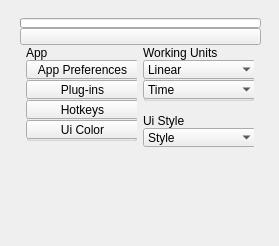
Old version of the form ui/1_base_menus/2_sub_menus/3_main_menus/preferences.ui in the repository m3trik/Scripts_portable.
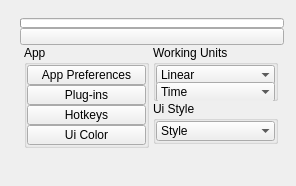
New version of the form. Custom widgets are drawn as their Qt base class.

The edit to the form file:
```diff
--- a/ui/1_base_menus/2_sub_menus/3_main_menus/preferences.ui
+++ b/ui/1_base_menus/2_sub_menus/3_main_menus/preferences.ui
@@ -9,8 +9,8 @@
    <rect>
     <x>0</x>
     <y>0</y>
-    <width>279</width>
-    <height>246</height>
+    <width>296</width>
+    <height>186</height>
    </rect>
   </property>
   <property name="minimumSize">
@@ -43,8 +43,8 @@
      <rect>
       <x>20</x>
       <y>18</y>
-      <width>241</width>
-      <height>189</height>
+      <width>264</width>
+      <height>156</height>
      </rect>
     </property>
     <layout class="QGridLayout" name="gridLayout">
@@ -106,33 +106,92 @@
        <item>
         <layout class="QVBoxLayout" name="verticalLayout">
          <property name="spacing">
-          <number>12</number>
+          <number>0</number>
          </property>
          <item>
           <widget class="QGroupBox" name="groupBox_3">
            <property name="minimumSize">
             <size>
-             <width>0</width>
-             <height>96</height>
+             <width>125</width>
+             <height>0</height>
             </size>
            </property>
            <property name="maximumSize">
             <size>
-             <width>111</width>
+             <width>125</width>
              <height>999</height>
             </size>
            </property>
            <property name="title">
             <string>App</string>
            </property>
+           <layout class="QVBoxLayout" name="verticalLayout_3">
+            <property name="spacing">
+             <number>0</number>
+            </property>
+            <property name="leftMargin">
+             <number>0</number>
+            </property>
+            <property name="topMargin">
+             <number>0</number>
+            </property>
+            <property name="rightMargin">
+             <number>0</number>
+            </property>
+            <property name="bottomMargin">
+             <number>0</number>
+            </property>
+            <item>
+             <widget class="QPushButton" name="b010">
+              <property name="minimumSize">
+               <size>
+                <width>0</width>
+                <height>20</height>
+               </size>
+              </property>
+              <property name="maximumSize">
+               <size>
+                <width>999</width>
+                <height>20</height>
+               </size>
+              </property>
+              <property name="text">
+               <string>App Preferences</string>
+              </property>
+             </widget>
+            </item>
+            <item>
+             <widget class="QPushButton" name="b009">
+              <property name="minimumSize">
+               <size>
+                <width>0</width>
+                <height>20</height>
+               </size>
+              </property>
+              <property name="maximumSize">
+               <size>
+                <width>999</width>
+                <height>20</height>
+               </size>
+              </property>
+              <property name="text">
+               <string>Plug-ins</string>
+              </property>
+             </widget>
+            </item>
+            <item>
            <widget class="QPushButton" name="b008">
-            <property name="geometry">
-             <rect>
-              <x>0</x>
-              <y>55</y>
-              <width>113</width>
-              <height>19</height>
-             </rect>
+              <property name="minimumSize">
+               <size>
+                <width>0</width>
+                <height>20</height>
+               </size>
+              </property>
+              <property name="maximumSize">
+               <size>
+                <width>999</width>
+                <height>20</height>
+               </size>
             </property>
             <property name="toolTip">
              <string>Platonic solids</string>
@@ -141,40 +200,20 @@
              <string>Hotkeys</string>
             </property>
            </widget>
-           <widget class="QPushButton" name="b009">
-            <property name="geometry">
-             <rect>
-              <x>0</x>
-              <y>35</y>
-              <width>113</width>
-              <height>19</height>
-             </rect>
-            </property>
-            <property name="text">
-             <string>Plug-ins</string>
-            </property>
-           </widget>
-           <widget class="QPushButton" name="b010">
-            <property name="geometry">
-             <rect>
-              <x>0</x>
-              <y>15</y>
-              <width>113</width>
-              <height>19</height>
-             </rect>
-            </property>
-            <property name="text">
-             <string>App Preferences</string>
-            </property>
-           </widget>
+            </item>
+            <item>
            <widget class="QPushButton" name="b001">
-            <property name="geometry">
-             <rect>
-              <x>0</x>
-              <y>75</y>
-              <width>113</width>
-              <height>19</height>
-             </rect>
+              <property name="minimumSize">
+               <size>
+                <width>0</width>
+                <height>20</height>
+               </size>
+              </property>
+              <property name="maximumSize">
+               <size>
+                <width>999</width>
+                <height>20</height>
+               </size>
             </property>
             <property name="toolTip">
              <string>Open color settings editor</string>
@@ -183,6 +222,8 @@
              <string>Ui Color</string>
             </property>
            </widget>
+            </item>
+           </layout>
           </widget>
          </item>
          <item>
@@ -203,44 +244,53 @@
        <item>
         <layout class="QVBoxLayout" name="verticalLayout_2">
          <property name="spacing">
-          <number>12</number>
+          <number>0</number>
          </property>
          <item>
           <widget class="QGroupBox" name="groupBox_5">
            <property name="minimumSize">
             <size>
-             <width>0</width>
+             <width>125</width>
              <height>56</height>
             </size>
            </property>
            <property name="maximumSize">
             <size>
-             <width>111</width>
+             <width>125</width>
              <height>999</height>
             </size>
            </property>
            <property name="title">
             <string>Working Units</string>
            </property>
+           <layout class="QVBoxLayout" name="verticalLayout_4">
+            <property name="spacing">
+             <number>0</number>
+            </property>
+            <property name="leftMargin">
+             <number>0</number>
+            </property>
+            <property name="topMargin">
+             <number>0</number>
+            </property>
+            <property name="rightMargin">
+             <number>0</number>
+            </property>
+            <property name="bottomMargin">
+             <number>0</number>
+            </property>
+            <item>
            <widget class="QComboBox_" name="cmb001">
-            <property name="geometry">
-             <rect>
-              <x>0</x>
-              <y>15</y>
-              <width>113</width>
-              <height>19</height>
-             </rect>
-            </property>
             <property name="minimumSize">
              <size>
-              <width>113</width>
-              <height>0</height>
+                <width>0</width>
+                <height>20</height>
              </size>
             </property>
             <property name="maximumSize">
              <size>
-              <width>111</width>
-              <height>19</height>
+                <width>999</width>
+                <height>20</height>
              </size>
             </property>
             <property name="toolTip">
@@ -261,25 +311,19 @@
              </property>
             </item>
            </widget>
+            </item>
+            <item>
            <widget class="QComboBox_" name="cmb002">
-            <property name="geometry">
-             <rect>
-              <x>0</x>
-              <y>35</y>
-              <width>113</width>
-              <height>19</height>
-             </rect>
-            </property>
             <property name="minimumSize">
              <size>
-              <width>113</width>
-              <height>0</height>
+                <width>0</width>
+                <height>20</height>
              </size>
             </property>
             <property name="maximumSize">
              <size>
-              <width>111</width>
-              <height>19</height>
+                <width>999</width>
+                <height>20</height>
              </size>
             </property>
             <property name="toolTip">
@@ -300,44 +344,55 @@
              </property>
             </item>
            </widget>
+            </item>
+           </layout>
           </widget>
          </item>
          <item>
           <widget class="QGroupBox" name="groupBox">
            <property name="minimumSize">
             <size>
-             <width>0</width>
-             <height>34</height>
+             <width>125</width>
+             <height>0</height>
             </size>
            </property>
            <property name="maximumSize">
             <size>
-             <width>111</width>
+             <width>125</width>
              <height>999</height>
             </size>
            </property>
            <property name="title">
             <string>Ui Style</string>
            </property>
+           <layout class="QVBoxLayout" name="verticalLayout_5">
+            <property name="spacing">
+             <number>0</number>
+            </property>
+            <property name="leftMargin">
+             <number>0</number>
+            </property>
+            <property name="topMargin">
+             <number>0</number>
+            </property>
+            <property name="rightMargin">
+             <number>0</number>
+            </property>
+            <property name="bottomMargin">
+             <number>0</number>
+            </property>
+            <item>
            <widget class="QComboBox_" name="cmb000">
-            <property name="geometry">
-             <rect>
-              <x>0</x>
-              <y>15</y>
-              <width>113</width>
-              <height>19</height>
-             </rect>
-            </property>
             <property name="minimumSize">
              <size>
-              <width>113</width>
-              <height>0</height>
+                <width>0</width>
+                <height>20</height>
              </size>
             </property>
             <property name="maximumSize">
              <size>
-              <width>113</width>
-              <height>19</height>
+                <width>999</width>
+                <height>20</height>
              </size>
             </property>
             <property name="toolTip">
@@ -358,6 +413,8 @@
              </property>
             </item>
            </widget>
+            </item>
+           </layout>
           </widget>
          </item>
          <item>
```
Lines whose indentation alone changed are shown as unchanged.
